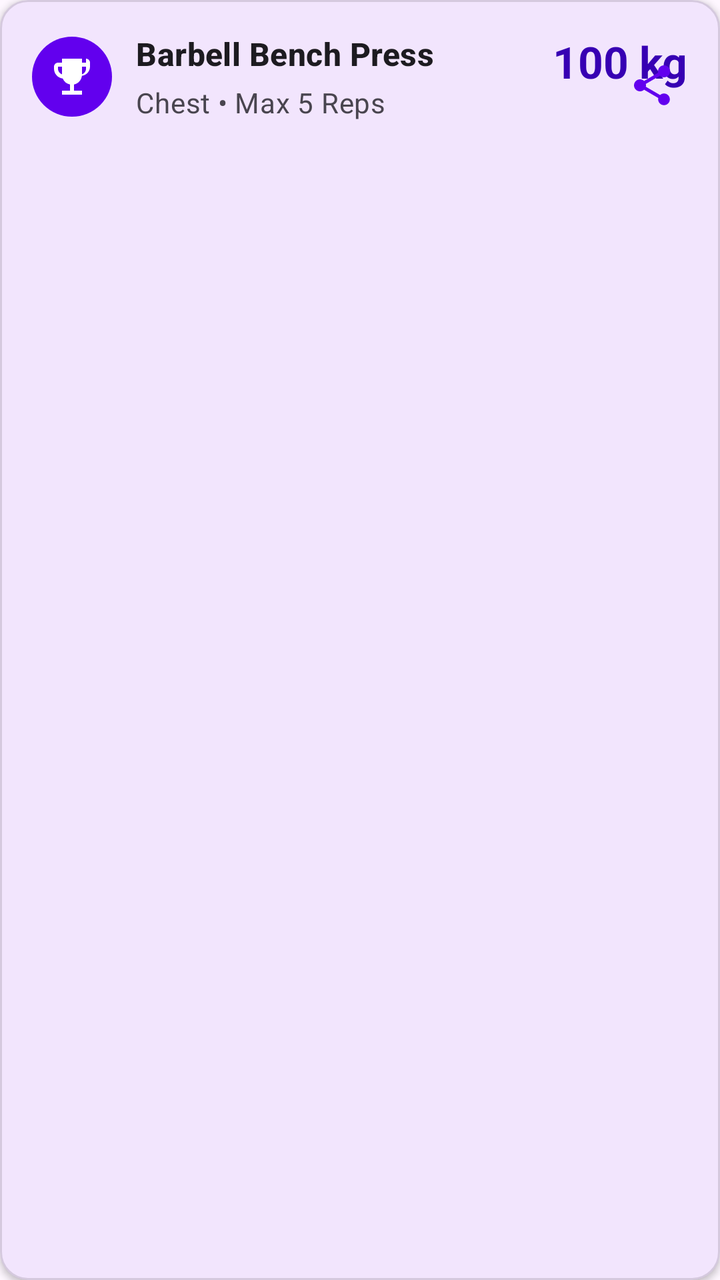
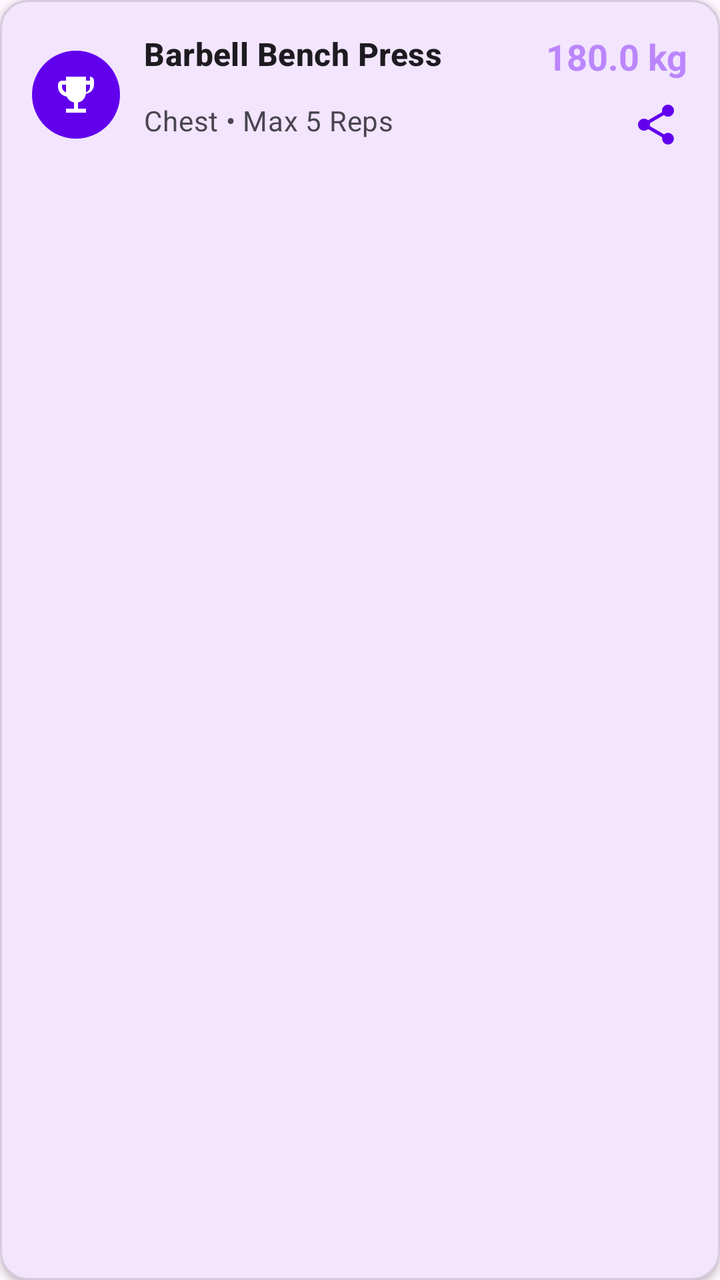

Compare the two renders of this Android layout. The source of the first and the diff that turns it into the second are given below.
<!-- AndroidManifest.xml: application theme Theme.GymWorkoutLogger -->
<!-- res/layout/item_pr_full_card.xml -->
<?xml version="1.0" encoding="utf-8"?>
<com.google.android.material.card.MaterialCardView
    xmlns:android="http://schemas.android.com/apk/res/android"
    xmlns:app="http://schemas.android.com/apk/res-auto"
    android:layout_width="match_parent"
    android:layout_height="wrap_content"
    android:layout_marginHorizontal="16dp"
    android:layout_marginVertical="6dp"
    app:cardCornerRadius="14dp"
    app:cardElevation="2dp"
    app:strokeWidth="1dp"
    app:strokeColor="#1F000000">

    <androidx.constraintlayout.widget.ConstraintLayout
        android:layout_width="match_parent"
        android:layout_height="wrap_content"
        android:padding="16dp">

        <ImageView
            android:id="@+id/ivPrTrophy"
            android:layout_width="40dp"
            android:layout_height="40dp"
            android:background="@drawable/bg_circle_primary"
            android:padding="8dp"
            android:src="@drawable/ic_trophy"
            app:layout_constraintBottom_toBottomOf="parent"
            app:layout_constraintStart_toStartOf="parent"
            app:layout_constraintTop_toTopOf="parent"
            app:tint="@color/white" />

        <TextView
            android:id="@+id/tvPrExerciseName"
            android:layout_width="0dp"
            android:layout_height="wrap_content"
            android:layout_marginStart="12dp"
            android:text="Barbell Bench Press"
            android:textAppearance="?attr/textAppearanceTitleMedium"
            android:textStyle="bold"
            app:layout_constraintEnd_toStartOf="@id/tvPrWeight"
            app:layout_constraintStart_toEndOf="@id/ivPrTrophy"
            app:layout_constraintTop_toTopOf="parent" />

        <TextView
            android:id="@+id/tvPrCategoryReps"
            android:layout_width="0dp"
            android:layout_height="wrap_content"
            android:layout_marginStart="12dp"
            android:layout_marginTop="4dp"
            android:text="Chest • Max 5 Reps"
            android:textAppearance="?attr/textAppearanceBodyMedium"
            android:textColor="?android:attr/textColorSecondary"
            app:layout_constraintBottom_toBottomOf="parent"
            app:layout_constraintEnd_toStartOf="@id/btnSharePr"
            app:layout_constraintStart_toEndOf="@id/ivPrTrophy"
            app:layout_constraintTop_toBottomOf="@id/tvPrExerciseName" />

        <TextView
            android:id="@+id/tvPrWeight"
            android:layout_width="wrap_content"
            android:layout_height="wrap_content"
            android:text="100 kg"
            android:textAppearance="?attr/textAppearanceTitleLarge"
            android:textColor="@color/purple_700"
            android:textStyle="bold"
            app:layout_constraintEnd_toEndOf="parent"
            app:layout_constraintTop_toTopOf="parent" />

        <ImageButton
            android:id="@+id/btnSharePr"
            android:layout_width="36dp"
            android:layout_height="36dp"
            android:background="?attr/selectableItemBackgroundBorderless"
            android:contentDescription="Share PR"
            android:padding="6dp"
            android:src="@drawable/ic_share"
            app:layout_constraintBottom_toBottomOf="parent"
            app:layout_constraintEnd_toEndOf="parent"
            app:tint="@color/purple_500" />

    </androidx.constraintlayout.widget.ConstraintLayout>
</com.google.android.material.card.MaterialCardView>
<!-- resources referenced by this layout -->
<resources>
  <color name="purple_500">#FF6200EE</color>
  <color name="purple_700">#FF3700B3</color>
  <color name="white">#FFFFFFFF</color>
  <!-- drawable bg_circle_primary (drawable) -->
  <?xml version="1.0" encoding="utf-8"?>
  <shape xmlns:android="http://schemas.android.com/apk/res/android"
      android:shape="oval">
      <solid android:color="@color/purple_500" />
  </shape>
  <!-- drawable ic_share (drawable) -->
  <vector xmlns:android="http://schemas.android.com/apk/res/android"
      android:width="24dp"
      android:height="24dp"
      android:viewportWidth="24"
      android:viewportHeight="24">
      <path
          android:fillColor="#FF000000"
          android:pathData="M18,16.08c-0.76,0 -1.44,0.3 -1.96,0.77L8.91,12.7c0.05,-0.23 0.09,-0.47 0.09,-0.7s-0.04,-0.47 -0.09,-0.7l7.05,-4.11c0.54,0.5 1.25,0.81 2.04,0.81 1.66,0 3,-1.34 3,-3s-1.34,-3 -3,-3 -3,1.34 -3,3c0,0.23 0.04,0.47 0.09,0.7L8.04,9.81C7.5,9.31 6.79,9 6,9c-1.66,0 -3,1.34 -3,3s1.34,3 3,3c0.79,0 1.5,-0.31 2.04,-0.81l7.12,4.16c-0.05,0.21 -0.08,0.43 -0.08,0.65 0,1.61 1.31,2.92 2.92,2.92s2.92,-1.31 2.92,-2.92c0,-1.61 -1.31,-2.92 -2.92,-2.92z" />
  </vector>
  <!-- drawable ic_trophy (drawable) -->
  <vector xmlns:android="http://schemas.android.com/apk/res/android"
      android:width="24dp"
      android:height="24dp"
      android:viewportWidth="24"
      android:viewportHeight="24">
      <path
          android:fillColor="#FF000000"
          android:pathData="M19,5h-2V3H7v2H5c-1.1,0 -2,0.9 -2,2v1c0,2.55 1.92,4.63 4.39,4.94A5.01,5.01 0,0 0,11 15.9V19H7v2h10v-2h-4v-3.1c2.09,-0.41 3.68,-2.14 3.96,-4.34C19.33,11.23 21,9.25 21,7V5c0,-1.1 -0.9,-2 -2,-2zM5,8V7h2v3.82C5.84,10.4 5,9.3 5,8zm14,0c0,1.3 -0.84,2.4 -2,2.82V7h2v1z" />
  </vector>
  <style name="Theme.GymWorkoutLogger" parent="Theme.Material3.DayNight.NoActionBar">
          
          <item name="colorPrimary">@color/purple_500</item>
          <item name="colorPrimaryVariant">@color/purple_700</item>
          <item name="colorOnPrimary">@color/white</item>
      </style>
</resources>

<!-- the commit's change to res/layout/item_pr_full_card.xml (unified diff, before → after) -->
@@ -18,10 +18,11 @@
 
         <ImageView
             android:id="@+id/ivPrTrophy"
-            android:layout_width="40dp"
-            android:layout_height="40dp"
+            android:layout_width="44dp"
+            android:layout_height="44dp"
             android:background="@drawable/bg_circle_primary"
-            android:padding="8dp"
+            android:contentDescription="PR Trophy Icon"
+            android:padding="10dp"
             android:src="@drawable/ic_trophy"
             app:layout_constraintBottom_toBottomOf="parent"
             app:layout_constraintStart_toStartOf="parent"
@@ -33,10 +34,11 @@
             android:layout_width="0dp"
             android:layout_height="wrap_content"
             android:layout_marginStart="12dp"
+            android:layout_marginEnd="12dp"
             android:text="Barbell Bench Press"
             android:textAppearance="?attr/textAppearanceTitleMedium"
             android:textStyle="bold"
-            app:layout_constraintEnd_toStartOf="@id/tvPrWeight"
+            app:layout_constraintEnd_toStartOf="@id/layoutRightSection"
             app:layout_constraintStart_toEndOf="@id/ivPrTrophy"
             app:layout_constraintTop_toTopOf="parent" />
 
@@ -46,36 +48,47 @@
             android:layout_height="wrap_content"
             android:layout_marginStart="12dp"
             android:layout_marginTop="4dp"
+            android:layout_marginEnd="12dp"
             android:text="Chest • Max 5 Reps"
             android:textAppearance="?attr/textAppearanceBodyMedium"
             android:textColor="?android:attr/textColorSecondary"
             app:layout_constraintBottom_toBottomOf="parent"
-            app:layout_constraintEnd_toStartOf="@id/btnSharePr"
+            app:layout_constraintEnd_toStartOf="@id/layoutRightSection"
             app:layout_constraintStart_toEndOf="@id/ivPrTrophy"
             app:layout_constraintTop_toBottomOf="@id/tvPrExerciseName" />
 
-        <TextView
-            android:id="@+id/tvPrWeight"
+        <LinearLayout
+            android:id="@+id/layoutRightSection"
             android:layout_width="wrap_content"
             android:layout_height="wrap_content"
-            android:text="100 kg"
-            android:textAppearance="?attr/textAppearanceTitleLarge"
-            android:textColor="@color/purple_700"
-            android:textStyle="bold"
-            app:layout_constraintEnd_toEndOf="parent"
-            app:layout_constraintTop_toTopOf="parent" />
-
-        <ImageButton
-            android:id="@+id/btnSharePr"
-            android:layout_width="36dp"
-            android:layout_height="36dp"
-            android:background="?attr/selectableItemBackgroundBorderless"
-            android:contentDescription="Share PR"
-            android:padding="6dp"
-            android:src="@drawable/ic_share"
+            android:gravity="end"
+            android:orientation="vertical"
             app:layout_constraintBottom_toBottomOf="parent"
             app:layout_constraintEnd_toEndOf="parent"
-            app:tint="@color/purple_500" />
+            app:layout_constraintTop_toTopOf="parent">
+
+            <TextView
+                android:id="@+id/tvPrWeight"
+                android:layout_width="wrap_content"
+                android:layout_height="wrap_content"
+                android:text="180.0 kg"
+                android:textAppearance="?attr/textAppearanceTitleLarge"
+                android:textColor="@color/purple_200"
+                android:textSize="18sp"
+                android:textStyle="bold" />
+
+            <ImageButton
+                android:id="@+id/btnSharePr"
+                android:layout_width="32dp"
+                android:layout_height="32dp"
+                android:layout_marginTop="6dp"
+                android:background="?attr/selectableItemBackgroundBorderless"
+                android:contentDescription="Share PR"
+                android:padding="4dp"
+                android:src="@drawable/ic_share"
+                app:tint="@color/purple_500" />
+
+        </LinearLayout>
 
     </androidx.constraintlayout.widget.ConstraintLayout>
 </com.google.android.material.card.MaterialCardView>
<!-- resource entries referenced after the edit -->
@@ -1,5 +1,6 @@
 <!-- resources referenced by this layout -->
 <resources>
+  <color name="purple_200">#FFBB86FC</color>
   <color name="purple_500">#FF6200EE</color>
   <color name="purple_700">#FF3700B3</color>
   <color name="white">#FFFFFFFF</color>
